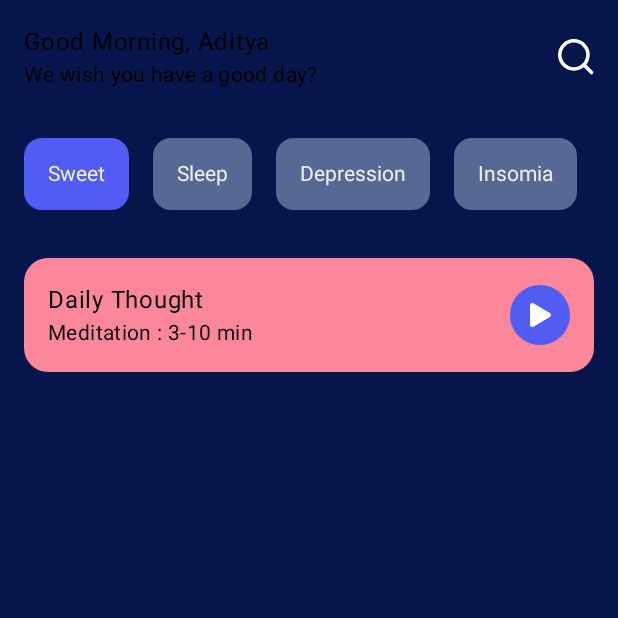
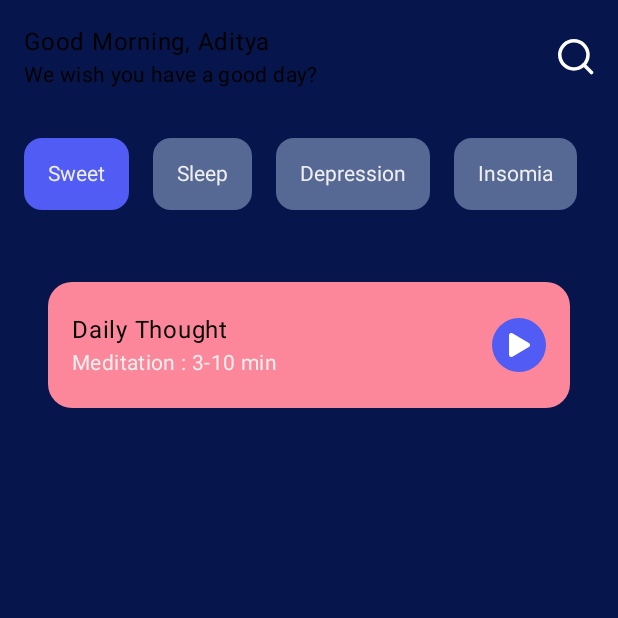
Before and after one commit to aditya-190/JetPack-Learnings, an Android app built with Jetpack Compose: the screen it shows after launch (MainActivity), on a phone screen of 412 x 824 dp, the top half of it. Run offline under Robolectric (Android 15) with nearby library versions, the phone set to English and light mode, and no system bars; Roboto replaces fonts that are not available here.

Commit message:
Detailed Commit (Auto Tracker) - Modified: MeditationApp/app/src/main/java/com/bhardwaj/meditationapp/ui/HomeScreen.kt - From Auto Tracker.

```diff
--- a/MeditationApp/app/src/main/java/com/bhardwaj/meditationapp/ui/HomeScreen.kt
+++ b/MeditationApp/app/src/main/java/com/bhardwaj/meditationapp/ui/HomeScreen.kt
@@ -112,10 +112,11 @@ fun CurrentMeditation(
             horizontalArrangement = Arrangement.SpaceBetween,
             verticalAlignment = Alignment.CenterVertically,
             modifier = Modifier
-                .fillMaxWidth()
+                .padding(16.dp)
                 .clip(RoundedCornerShape(16.dp))
                 .background(LightRed)
-                .padding(16.dp)
+                .padding(horizontal = 16.dp, vertical = 20.dp)
+                .fillMaxWidth()
 
         ) {
             Column(
@@ -127,7 +128,8 @@ fun CurrentMeditation(
                 )
                 Text(
                     text = "$category : $duration",
-                    style = MaterialTheme.typography.body2
+                    style = MaterialTheme.typography.body2,
+                    color = TextWhite
                 )
             }
             Icon(
@@ -137,7 +139,7 @@ fun CurrentMeditation(
                 modifier = Modifier
                     .clip(CircleShape)
                     .background(ButtonBlue)
-                    .padding(12.dp)
+                    .padding(10.dp)
                     .size(16.dp)
             )
         }
```
